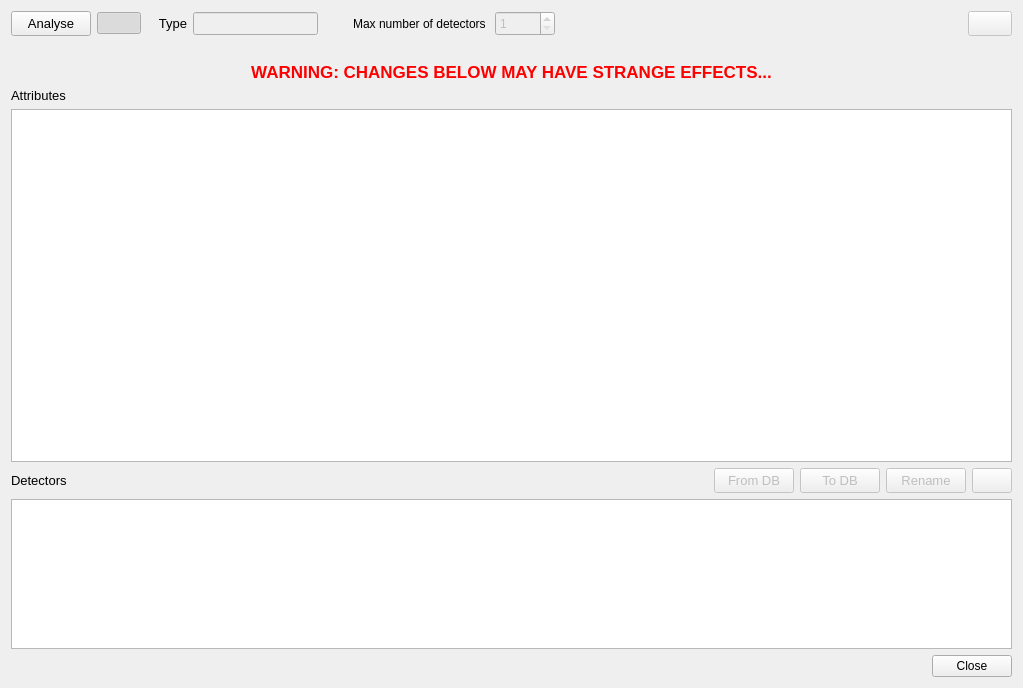
First picture: the form in gui/daq/dialog_spectrum.ui, repository usnistgov/qpx-gamma, before the edit.
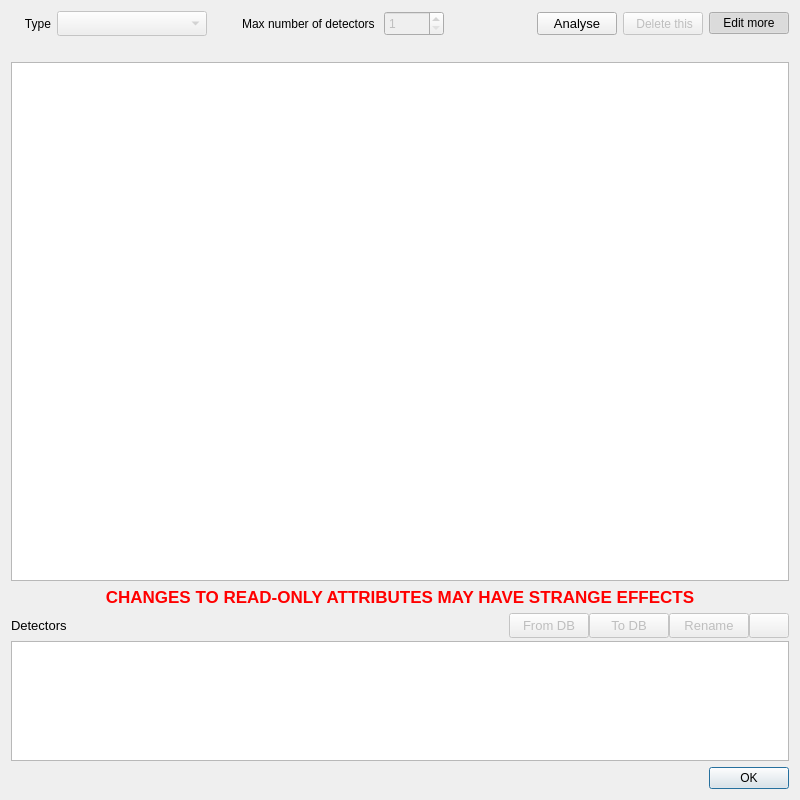
Second picture: the form after the edit. Icons and pictures are not drawn.

Commit message: sink metadata dialog generalized for prototypes and sinks alike, pertinent attributes transfer between sink types

Patch:
```diff
--- a/gui/daq/dialog_spectrum.ui
+++ b/gui/daq/dialog_spectrum.ui
@@ -6,8 +6,8 @@
    <rect>
     <x>0</x>
     <y>0</y>
-    <width>1023</width>
-    <height>688</height>
+    <width>800</width>
+    <height>800</height>
    </rect>
   </property>
   <property name="windowTitle">
@@ -18,10 +18,50 @@
     <normaloff>:/new/icons/qpx.xpm</normaloff>:/new/icons/qpx.xpm</iconset>
   </property>
   <layout class="QGridLayout" name="gridLayout">
-   <item row="5" column="0">
+   <item row="6" column="0">
+    <widget class="QWidget" name="widgetDetectors" native="true">
+     <property name="minimumSize">
+      <size>
+       <width>0</width>
+       <height>0</height>
+      </size>
+     </property>
+     <layout class="QGridLayout" name="gridLayout_2">
+      <property name="leftMargin">
+       <number>0</number>
+      </property>
+      <property name="topMargin">
+       <number>0</number>
+      </property>
+      <property name="rightMargin">
+       <number>0</number>
+      </property>
+      <property name="bottomMargin">
+       <number>0</number>
+      </property>
+      <property name="verticalSpacing">
+       <number>3</number>
+      </property>
+      <item row="1" column="0">
+       <widget class="QTableView" name="tableDetectors">
+        <property name="sizePolicy">
+         <sizepolicy hsizetype="Expanding" vsizetype="Preferred">
+          <horstretch>0</horstretch>
+          <verstretch>0</verstretch>
+         </sizepolicy>
+        </property>
+        <property name="maximumSize">
+         <size>
+          <width>16777215</width>
+          <height>120</height>
+         </size>
+        </property>
+       </widget>
+      </item>
+      <item row="0" column="0">
     <layout class="QHBoxLayout" name="horizontalLayout_5">
      <property name="sizeConstraint">
-      <enum>QLayout::SetMinimumSize</enum>
+         <enum>QLayout::SetMaximumSize</enum>
      </property>
      <item>
       <widget class="QLabel" name="label_14">
@@ -189,41 +229,178 @@
      </item>
     </layout>
    </item>
-   <item row="6" column="0">
-    <widget class="QTableView" name="tableDetectors">
+     </layout>
+    </widget>
+   </item>
+   <item row="4" column="0">
+    <widget class="QTreeView" name="treeAttribs"/>
+   </item>
+   <item row="1" column="0">
+    <layout class="QHBoxLayout" name="horizontalLayout_2">
+     <item>
+      <widget class="QLabel" name="label_3">
+       <property name="sizePolicy">
+        <sizepolicy hsizetype="MinimumExpanding" vsizetype="Maximum">
+         <horstretch>0</horstretch>
+         <verstretch>0</verstretch>
+        </sizepolicy>
+       </property>
+       <property name="minimumSize">
+        <size>
+         <width>40</width>
+         <height>25</height>
+        </size>
+       </property>
      <property name="maximumSize">
       <size>
-       <width>16777215</width>
-       <height>150</height>
-      </size>
-     </property>
-    </widget>
-   </item>
-   <item row="7" column="0">
-    <widget class="QDialogButtonBox" name="buttonBox">
-     <property name="orientation">
-      <enum>Qt::Horizontal</enum>
-     </property>
-     <property name="standardButtons">
-      <set>QDialogButtonBox::Close</set>
-     </property>
-    </widget>
-   </item>
-   <item row="3" column="0">
-    <widget class="QLabel" name="label_13">
+         <width>40</width>
+         <height>16777215</height>
+        </size>
+       </property>
      <property name="font">
       <font>
-       <pointsize>10</pointsize>
+         <weight>50</weight>
+         <bold>false</bold>
       </font>
      </property>
      <property name="text">
-      <string>Attributes</string>
+        <string>Type</string>
+       </property>
+       <property name="alignment">
+        <set>Qt::AlignRight|Qt::AlignTrailing|Qt::AlignVCenter</set>
+       </property>
+      </widget>
+     </item>
+     <item>
+      <widget class="QComboBox" name="comboType">
+       <property name="enabled">
+        <bool>false</bool>
+       </property>
+       <property name="sizePolicy">
+        <sizepolicy hsizetype="Maximum" vsizetype="Maximum">
+         <horstretch>0</horstretch>
+         <verstretch>0</verstretch>
+        </sizepolicy>
+       </property>
+       <property name="minimumSize">
+        <size>
+         <width>150</width>
+         <height>25</height>
+        </size>
+       </property>
+       <property name="maximumSize">
+        <size>
+         <width>150</width>
+         <height>16777215</height>
+        </size>
+       </property>
+      </widget>
+     </item>
+     <item>
+      <widget class="QLabel" name="label_10">
+       <property name="minimumSize">
+        <size>
+         <width>165</width>
+         <height>25</height>
+        </size>
+       </property>
+       <property name="maximumSize">
+        <size>
+         <width>165</width>
+         <height>16777215</height>
+        </size>
+       </property>
+       <property name="text">
+        <string>Max number of detectors </string>
+       </property>
+       <property name="alignment">
+        <set>Qt::AlignRight|Qt::AlignTrailing|Qt::AlignVCenter</set>
+       </property>
+      </widget>
+     </item>
+     <item>
+      <widget class="QSpinBox" name="spinDets">
+       <property name="enabled">
+        <bool>false</bool>
+       </property>
+       <property name="sizePolicy">
+        <sizepolicy hsizetype="Maximum" vsizetype="Fixed">
+         <horstretch>0</horstretch>
+         <verstretch>0</verstretch>
+        </sizepolicy>
+       </property>
+       <property name="minimumSize">
+        <size>
+         <width>60</width>
+         <height>25</height>
+        </size>
+       </property>
+       <property name="maximumSize">
+        <size>
+         <width>60</width>
+         <height>16777215</height>
+        </size>
+       </property>
+       <property name="minimum">
+        <number>1</number>
+       </property>
+       <property name="maximum">
+        <number>32</number>
+       </property>
+      </widget>
+     </item>
+     <item>
+      <widget class="QLabel" name="label_5">
+       <property name="text">
+        <string/>
+       </property>
+      </widget>
+     </item>
+     <item>
+      <widget class="QWidget" name="widgetMore" native="true">
+       <layout class="QGridLayout" name="gridLayout_3">
+        <property name="leftMargin">
+         <number>0</number>
+        </property>
+        <property name="topMargin">
+         <number>0</number>
+        </property>
+        <property name="rightMargin">
+         <number>0</number>
+        </property>
+        <property name="bottomMargin">
+         <number>0</number>
+        </property>
+        <item row="0" column="1">
+         <widget class="QPushButton" name="pushDelete">
+          <property name="enabled">
+           <bool>false</bool>
+          </property>
+          <property name="sizePolicy">
+           <sizepolicy hsizetype="Fixed" vsizetype="Fixed">
+            <horstretch>0</horstretch>
+            <verstretch>0</verstretch>
+           </sizepolicy>
+          </property>
+          <property name="maximumSize">
+           <size>
+            <width>16777215</width>
+            <height>32</height>
+           </size>
+          </property>
+          <property name="toolTip">
+           <string>Delete spectrum from project</string>
+          </property>
+          <property name="text">
+           <string> Delete this</string>
+          </property>
+          <property name="icon">
+           <iconset resource="../resources/qpxres.qrc">
+            <normaloff>:/icons/oxy/16/editdelete.png</normaloff>:/icons/oxy/16/editdelete.png</iconset>
      </property>
     </widget>
    </item>
    <item row="0" column="0">
-    <layout class="QHBoxLayout" name="horizontalLayout">
-     <item>
       <widget class="QPushButton" name="pushAnalyse">
        <property name="enabled">
         <bool>true</bool>
@@ -263,7 +440,7 @@
        </property>
       </widget>
      </item>
-     <item>
+        <item row="0" column="2">
       <widget class="QPushButton" name="pushLock">
        <property name="sizePolicy">
         <sizepolicy hsizetype="Maximum" vsizetype="Fixed">
@@ -281,7 +458,7 @@
         <string>Allow changes to metadata</string>
        </property>
        <property name="text">
-        <string/>
+           <string>Edit more</string>
        </property>
        <property name="icon">
         <iconset resource="../resources/qpxres.qrc">
@@ -296,162 +473,29 @@
        </property>
       </widget>
      </item>
-     <item>
-      <widget class="QLabel" name="label">
-       <property name="sizePolicy">
-        <sizepolicy hsizetype="Maximum" vsizetype="Preferred">
-         <horstretch>0</horstretch>
-         <verstretch>0</verstretch>
-        </sizepolicy>
-       </property>
-       <property name="minimumSize">
-        <size>
-         <width>40</width>
-         <height>25</height>
-        </size>
-       </property>
-       <property name="maximumSize">
-        <size>
-         <width>40</width>
-         <height>16777215</height>
-        </size>
-       </property>
-       <property name="font">
-        <font>
-         <pointsize>10</pointsize>
-        </font>
-       </property>
-       <property name="text">
-        <string>Type</string>
-       </property>
-       <property name="alignment">
-        <set>Qt::AlignRight|Qt::AlignTrailing|Qt::AlignVCenter</set>
-       </property>
-      </widget>
-     </item>
-     <item>
-      <widget class="QLineEdit" name="lineType">
-       <property name="enabled">
-        <bool>false</bool>
-       </property>
-       <property name="sizePolicy">
-        <sizepolicy hsizetype="Maximum" vsizetype="Fixed">
-         <horstretch>0</horstretch>
-         <verstretch>0</verstretch>
-        </sizepolicy>
-       </property>
-       <property name="minimumSize">
-        <size>
-         <width>100</width>
-         <height>0</height>
-        </size>
-       </property>
-       <property name="font">
-        <font>
-         <pointsize>10</pointsize>
-        </font>
-       </property>
-       <property name="clearButtonEnabled">
-        <bool>false</bool>
-       </property>
-      </widget>
-     </item>
-     <item>
-      <widget class="QLabel" name="label_9">
-       <property name="minimumSize">
-        <size>
-         <width>165</width>
-         <height>25</height>
-        </size>
-       </property>
-       <property name="maximumSize">
-        <size>
-         <width>165</width>
-         <height>16777215</height>
-        </size>
-       </property>
-       <property name="text">
-        <string>Max number of detectors </string>
-       </property>
-       <property name="alignment">
-        <set>Qt::AlignRight|Qt::AlignTrailing|Qt::AlignVCenter</set>
-       </property>
-      </widget>
-     </item>
-     <item>
-      <widget class="QSpinBox" name="spinDets">
-       <property name="enabled">
-        <bool>false</bool>
-       </property>
-       <property name="sizePolicy">
-        <sizepolicy hsizetype="Maximum" vsizetype="Fixed">
-         <horstretch>0</horstretch>
-         <verstretch>0</verstretch>
-        </sizepolicy>
-       </property>
-       <property name="minimumSize">
-        <size>
-         <width>60</width>
-         <height>25</height>
-        </size>
-       </property>
-       <property name="maximumSize">
-        <size>
-         <width>60</width>
-         <height>16777215</height>
-        </size>
-       </property>
-       <property name="minimum">
-        <number>1</number>
-       </property>
-       <property name="maximum">
-        <number>32</number>
-       </property>
-      </widget>
-     </item>
-     <item>
-      <widget class="QLabel" name="label_4">
-       <property name="text">
-        <string/>
-       </property>
-      </widget>
-     </item>
-     <item>
-      <widget class="QPushButton" name="pushDelete">
-       <property name="enabled">
-        <bool>false</bool>
-       </property>
-       <property name="maximumSize">
-        <size>
-         <width>44</width>
-         <height>32</height>
-        </size>
-       </property>
-       <property name="toolTip">
-        <string>Delete spectrum from project</string>
-       </property>
-       <property name="text">
-        <string/>
-       </property>
-       <property name="icon">
-        <iconset resource="../resources/qpxres.qrc">
-         <normaloff>:/icons/oxy/16/editdelete.png</normaloff>:/icons/oxy/16/editdelete.png</iconset>
-       </property>
-      </widget>
-     </item>
-    </layout>
-   </item>
-   <item row="1" column="0">
-    <widget class="QLabel" name="labelDescription">
-     <property name="text">
-      <string/>
-     </property>
-    </widget>
-   </item>
-   <item row="4" column="0">
-    <widget class="QTreeView" name="treeAttribs"/>
+       </layout>
+      </widget>
+     </item>
+    </layout>
    </item>
    <item row="2" column="0">
+    <widget class="QLabel" name="labelDescription">
+     <property name="text">
+      <string/>
+     </property>
+    </widget>
+   </item>
+   <item row="8" column="0">
+    <widget class="QDialogButtonBox" name="buttonBox">
+     <property name="orientation">
+      <enum>Qt::Horizontal</enum>
+     </property>
+     <property name="standardButtons">
+      <set>QDialogButtonBox::Ok</set>
+     </property>
+    </widget>
+   </item>
+   <item row="5" column="0">
     <widget class="QLabel" name="labelWarning">
      <property name="enabled">
       <bool>true</bool>
@@ -465,7 +509,7 @@
       </font>
      </property>
      <property name="text">
-      <string>&lt;html&gt;&lt;head/&gt;&lt;body&gt;&lt;p&gt;&lt;span style=&quot; color:#ff0000;&quot;&gt;WARNING: CHANGES BELOW MAY HAVE STRANGE EFFECTS...&lt;/span&gt;&lt;/p&gt;&lt;/body&gt;&lt;/html&gt;</string>
+      <string>&lt;html&gt;&lt;head/&gt;&lt;body&gt;&lt;p&gt;&lt;span style=&quot; color:#ff0000;&quot;&gt;CHANGES TO READ-ONLY ATTRIBUTES MAY HAVE STRANGE EFFECTS&lt;/span&gt;&lt;/p&gt;&lt;/body&gt;&lt;/html&gt;</string>
      </property>
      <property name="textFormat">
       <enum>Qt::RichText</enum>
```
Left out of the diff: 7 changed lines with no effect on the pictures. Lines whose indentation alone changed are shown as unchanged. The commit also changes 13 other files.
